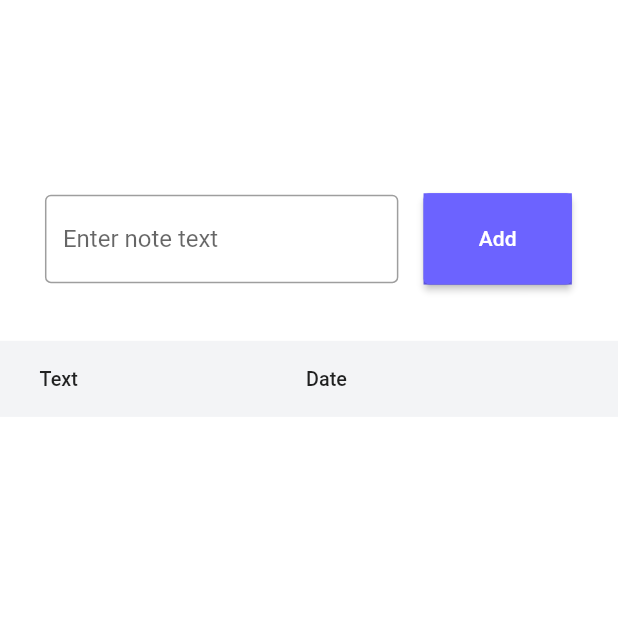
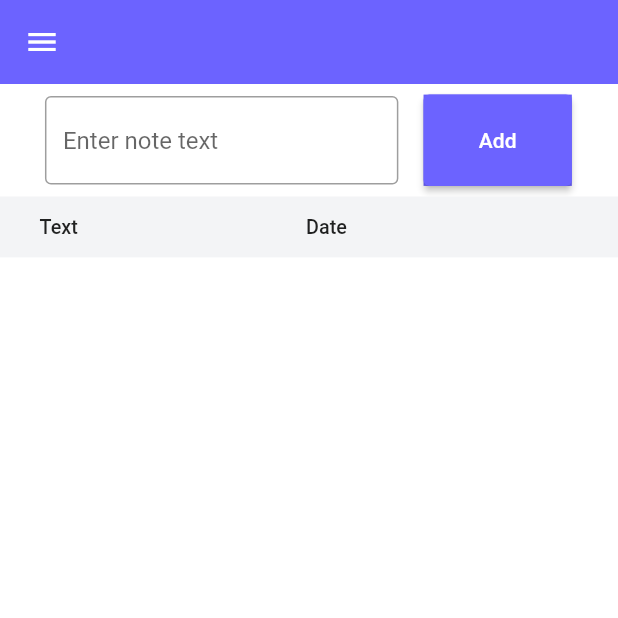
Before and after one commit to Youss15vede/perla, a Flutter app: the HomePage screen opened by its route, on a phone screen of 412 x 824 dp, the top half of it. Run offline on Flutter 3.47's test engine with Material 2 defaults, Android fonts, the phone set to English and light mode, and no system bars; our stand-ins replace bloc, built_value, dartz, dio, easy_localization, equatable and 9 more; accounts and stored records are empty.

Commit message:
fourth commit

```diff
--- a/lib/features/home/persentation/home_page.dart
+++ b/lib/features/home/persentation/home_page.dart
@@ -1,14 +1,9 @@
-import 'dart:async';
 import 'dart:convert';
 
 import 'package:flutter/material.dart';
 import 'package:flutter_screenutil/flutter_screenutil.dart';
-import 'package:go_router/go_router.dart';
 import 'package:intl/intl.dart';
-import 'package:perla/features/login/presentation/page/login_page.dart';
 import 'package:shared_preferences/shared_preferences.dart';
-
-import '../../../core/utils/shared_preferences_keys.dart';
 
 class HomePage extends StatefulWidget {
   static const kHomePath = '/home';
@@ -22,21 +17,6 @@ class HomePage extends StatefulWidget {
 class _HomePageState extends State<HomePage> {
   List<Note> _notes = [];
   final TextEditingController _textController = TextEditingController();
-  bool _isAddingNote = false;
-  void debounceAddNote(String text) {
-    final date = DateTime.now();
-    if (_isAddingNote) return;
-
-    _isAddingNote = true;
-
-    final note = Note(text: text, date: date); // Create note
-
-    Timer(Duration(milliseconds: 500), () {
-      addNoteInternal(note);
-      _isAddingNote = false;
-    });
-  }
-  // SharedPreferences? sharedPreferences;
 
   void loadNotes() async {
     final prefs = await SharedPreferences.getInstance();
@@ -49,21 +29,14 @@ class _HomePageState extends State<HomePage> {
     _notes.sort((a, b) => b.date.compareTo(a.date));
     setState(() {});
   }
+
   void addNote(String text) {
+    final date = DateTime.now();
+    final note = Note(text: text, date: date);
 
-
-    debounceAddNote(text);
-    // final date = DateTime.now();
-    // final note = Note(text: text, date: date);
-    // FocusManager.instance.primaryFocus?.unfocus();
-    // addNoteInternal(note);
-
-  }
-
-  void addNoteInternal(Note note) {
     setState(() {
-      _notes.insert(0, note);
       _notes.add(note);
+      _notes.sort((a, b) => b.date.compareTo(a.date));
     });
 
     saveNotes();
@@ -100,47 +73,44 @@ class _HomePageState extends State<HomePage> {
     final prefs = await SharedPreferences.getInstance();
     prefs.setString('notes', jsonEncode(notesJson));
   }
-  Future<void> logout() async {
-
-    final sharedPreferences = await SharedPreferences.getInstance();
-
-    await sharedPreferences.remove(SharedPreferencesKeys.apiToken);
-
-    setState(() {});
-
-    context.pushReplacement(LoginPage.kLoginPath);
-
-  }
 
   @override
   Widget build(BuildContext context) {
     return Scaffold(
       backgroundColor: Colors.white,
-      // appBar: AppBar(
-      //   backgroundColor: Colors.white,
-      //   elevation: 0.0,
-      //   // title: But,
-      // ),
+      appBar: AppBar(
+        backgroundColor: const Color(0xff6C63FF),
+        elevation: 0.0,
+        // title: But,
+      ),
       drawer: Drawer(
-        child: SafeArea(
         child: ListView(
           padding: EdgeInsets.zero,
-            children: [
+          children: const [
+            DrawerHeader(
+              decoration: BoxDecoration(
+                color: Colors.blue,
+              ),
+              child: Text('Drawer Header'),
+            ),
             ListTile(
-                leading: const Icon(Icons.login_outlined),
-                title: const Text('Log out'),
-                onTap: () async {
-                 await logout();
-                },
+              leading: Icon(Icons.message),
+              title: Text('Messages'),
+            ),
+            ListTile(
+              leading: Icon(Icons.account_circle),
+              title: Text('Profile'),
+            ),
+            ListTile(
+              leading: Icon(Icons.settings),
+              title: Text('Settings'),
             ),
           ],
-          ),
         ),
       ),
       body: SingleChildScrollView(
         child: Column(
           children: [
-            SizedBox(height: 120.h,),
             Row(
               children: [
                 SizedBox(
@@ -149,14 +119,11 @@ class _HomePageState extends State<HomePage> {
                 Expanded(
                   child: Padding(
                     padding: const EdgeInsets.all(8.0),
-                    child: AbsorbPointer(
-                      absorbing: _isAddingNote,
                     child: TextField(
                       controller: _textController,
                       decoration: const InputDecoration(
                         border: OutlineInputBorder(),
                         hintText: 'Enter note text',
-                        ),
                       ),
                     ),
                   ),
@@ -169,10 +136,8 @@ class _HomePageState extends State<HomePage> {
                     color: const Color(0xff6C63FF),
                     child: ElevatedButton(
                       onPressed: () {
-                        setState((){
                         addNote(_textController.text);
                         _textController.clear();
-                        });
                       },
                       child: const Text('Add'),
                     ),
@@ -183,10 +148,9 @@ class _HomePageState extends State<HomePage> {
                 ),
               ],
             ),
-            SizedBox(height: 30.h,),
             Container(
               color: const Color(0xffF3F4F6),
-              height: 50.h,
+              height: 40.h,
               child: Row(
                 mainAxisAlignment: MainAxisAlignment.spaceBetween,
                 children: [
@@ -214,7 +178,6 @@ class _HomePageState extends State<HomePage> {
                 ],
               ),
             ),
-            SizedBox(height: 10.h,),
             ..._notes
                 .map(
                   (note) => NoteCard(
@@ -288,6 +251,10 @@ class _NoteCardState extends State<NoteCard> {
                       horizontal: 30.w,
                       // vertical: 15.h,
                     ),
+                    // child: Text(
+                    //   widget.note.text,
+                    //   overflow: TextOverflow.ellipsis,
+                    // ),
                     child: editMode == true
                         ? TextField(
                             controller: _textController,
```
Lines whose indentation alone changed are shown as unchanged.
